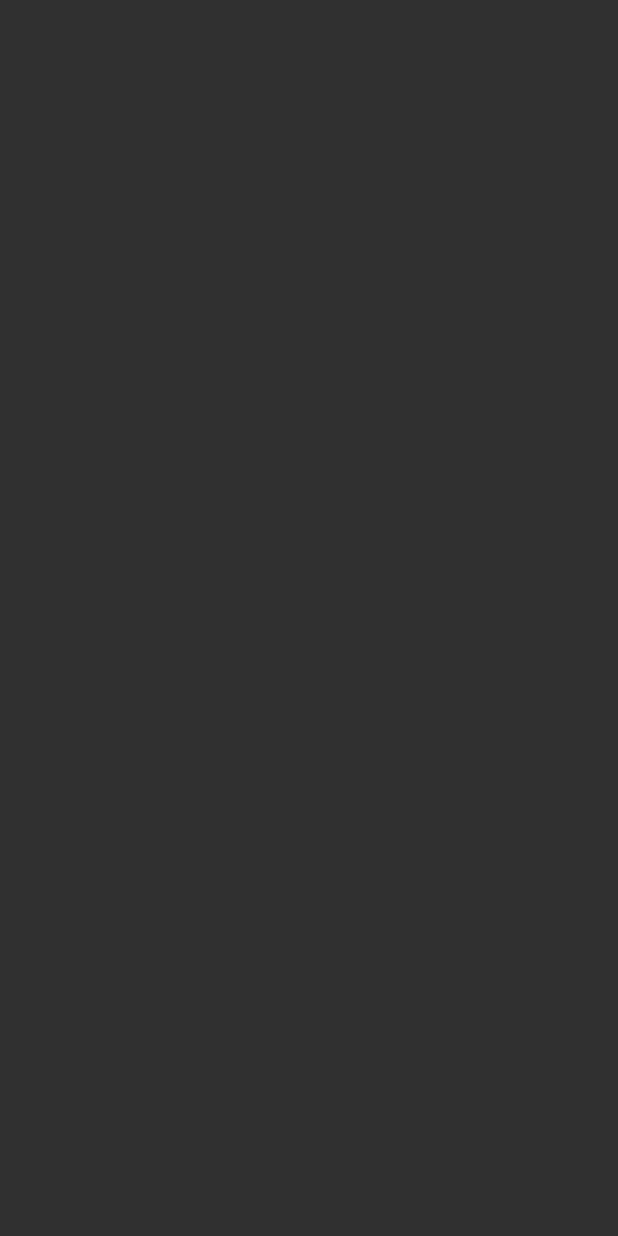
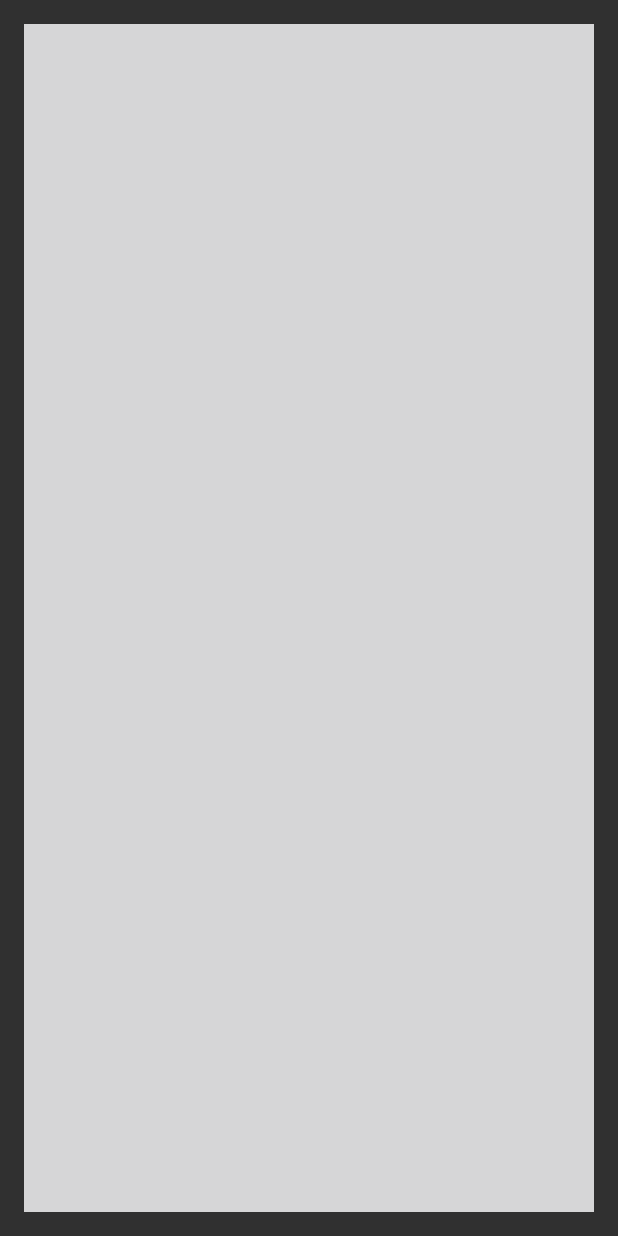
Before and after one commit to scenario-CT/StemMiner, an Android app: the screen it shows after launch (MainActivity), on a phone screen of 412 x 824 dp. Before the commit the screen is empty. Run offline under Robolectric (Android 15) with nearby library versions, the phone set to English and light mode, and no system bars.

Commit message:
some stuff

```diff
--- a/app/build.gradle
+++ b/app/build.gradle
@@ -6,7 +6,7 @@ android {
 
     defaultConfig {
         applicationId "net.ruxion.stemminer"
-        minSdkVersion 21
+        minSdkVersion 19
         targetSdkVersion 23
         versionCode 1
         versionName "1.0"
--- a/app/src/main/java/net/ruxion/stemminer/MainView.java
+++ b/app/src/main/java/net/ruxion/stemminer/MainView.java
@@ -2,25 +2,66 @@ package net.ruxion.stemminer;
 
 import android.content.Context;
 import android.graphics.Canvas;
+import android.graphics.Paint;
+import android.graphics.Point;
+import android.graphics.drawable.Drawable;
 import android.util.AttributeSet;
+import android.view.Display;
 import android.view.MotionEvent;
 import android.view.View;
+import android.view.WindowManager;
 
-/**
- * Created by townsendc on 12/2/15.
- */
 public class MainView extends View
 {
+	private static Paint paint = new Paint();
+	private static int height;
+	private static int width;
+
+
 	public MainView(Context context, AttributeSet attrs)
 	{
 		super(context, attrs);
+
+		Display display = ((WindowManager) context.getSystemService(Context.WINDOW_SERVICE)).getDefaultDisplay();
+		Point size = new Point();
+		display.getSize(size);
+		width = size.x;
+		height = size.y;
+
+		System.out.println(width+"x"+height);
 	}
 
 	@Override
 	protected void onDraw(Canvas canvas)
 	{
-		// hey dog when you read this this thing is supposed to be like alot done by christamas break
-		// so yeah
+
+		Drawable background = getResources().getDrawable(R.drawable.space);
+		background.setBounds(0, 0, width, height);
+		background.draw(canvas);
+
+
+
+	}
+
+	class Ship
+	{
+		boolean on;
+		int postion;
+
+		public Ship()
+		{
+			on = false;
+			postion = 0;
+		}
+
+		public void draw(Canvas canvas)
+		{
+			Drawable ship = getResources().getDrawable(R.drawable.spaceship);
+			ship.setBounds(0, 0, width, height);
+			ship.draw(canvas);
+
+
+		}
 	}
 
 	@Override
--- a/app/src/main/res/layout/activity_main.xml
+++ b/app/src/main/res/layout/activity_main.xml
@@ -1,7 +1,7 @@
 <RelativeLayout xmlns:android="http://schemas.android.com/apk/res/android"
                 xmlns:tools="http://schemas.android.com/tools"
-                android:layout_width="match_parent"
-                android:layout_height="match_parent"
+                android:layout_width="fill_parent"
+                android:layout_height="fill_parent"
                 android:paddingLeft="@dimen/activity_horizontal_margin"
                 android:paddingRight="@dimen/activity_horizontal_margin"
                 android:paddingTop="@dimen/activity_vertical_margin"
@@ -10,7 +10,7 @@
 
 
     <net.ruxion.stemminer.MainView
-        android:layout_width="wrap_content"
-        android:layout_height="wrap_content" android:id="@+id/view"
-        android:layout_alignParentTop="true" android:layout_alignParentStart="true"/>
+        android:layout_width="fill_parent"
+        android:layout_height="fill_parent" android:id="@+id/view"
+        android:layout_alignParentStart="true" android:layout_alignParentTop="true"/>
 </RelativeLayout>
```
Also changed, not shown: app/src/main/res/drawable/astroid.png (added), app/src/main/res/drawable/spaceship.png (added), 3 other files.
